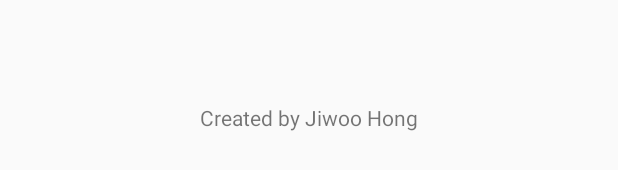
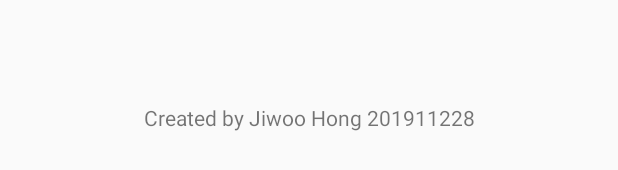
Before and after one commit to Hongji0611/Hongcabulary, an Android app: the layout activity_splash.xml on its own in the app's theme, with its tools: preview values and no code run, on a phone screen of 412 x 824 dp. Shown: the part 1014-1184 px from the top of the screen. Run offline under Robolectric (Android 15) with nearby library versions, the phone set to English and light mode, and no system bars.

Commit message:
alarm term

```diff
--- a/app/src/main/java/com/example/hongca/MainActivity.kt
+++ b/app/src/main/java/com/example/hongca/MainActivity.kt
@@ -12,7 +12,7 @@ import com.google.android.material.tabs.TabLayoutMediator
 
 class MainActivity : AppCompatActivity() {
     lateinit var binding: ActivityMainBinding
-    val textarr = arrayListOf<String>("단어장","퀴즈", "검색하기", "알림설정")
+    val textarr = arrayListOf<String>("단어장","퀴즈", "검색하기", "알람설정")
     val iconarr = arrayListOf<Int>(R.drawable.ic_baseline_menu_book_24, R.drawable.ic_baseline_done_outline_24, R.drawable.ic_baseline_search_24, R.drawable.ic_baseline_alarm_24)
     private var data = ArrayList<TitleData>()
 
--- a/app/src/main/res/layout/activity_splash.xml
+++ b/app/src/main/res/layout/activity_splash.xml
@@ -22,7 +22,7 @@
         android:layout_width="wrap_content"
         android:layout_height="wrap_content"
         android:layout_marginBottom="60dp"
-        android:text="Created by Jiwoo Hong"
+        android:text="Created by Jiwoo Hong 201911228"
         app:layout_constraintBottom_toBottomOf="parent"
         app:layout_constraintEnd_toEndOf="parent"
         app:layout_constraintHorizontal_bias="0.5"
--- a/app/src/main/res/layout/fragment_alarm.xml
+++ b/app/src/main/res/layout/fragment_alarm.xml
@@ -21,7 +21,7 @@
             android:layout_height="wrap_content"
             android:layout_marginBottom="10dp"
             android:gravity="center"
-            android:text="나만의 알림을 설정해보세요!"
+            android:text="나만의 알람을 설정해보세요!"
             android:textSize="16sp"
             android:textStyle="bold" />
 
@@ -46,7 +46,7 @@
             android:layout_width="match_parent"
             android:layout_height="wrap_content"
             android:gravity="center"
-            android:text="- 추가 버튼을 누르면 해당 알림이 설정됩니다."
+            android:text="- 추가 버튼을 누르면 해당 알람이 설정됩니다."
             android:textSize="14sp" />
     </LinearLayout>
 
```
